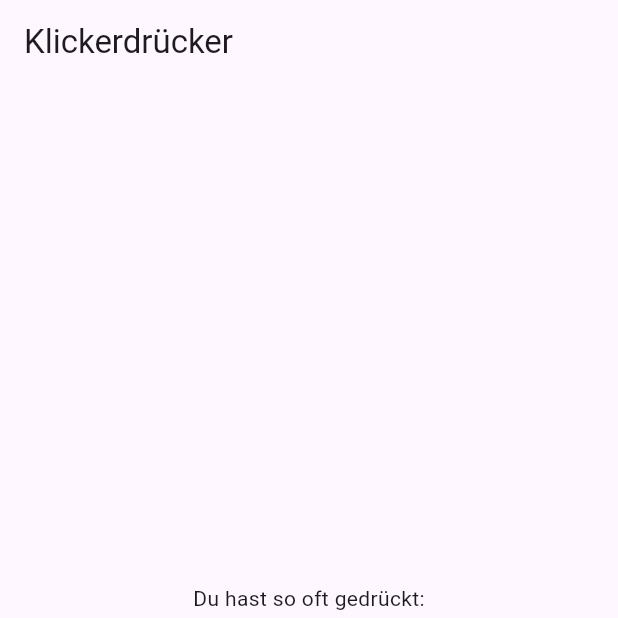
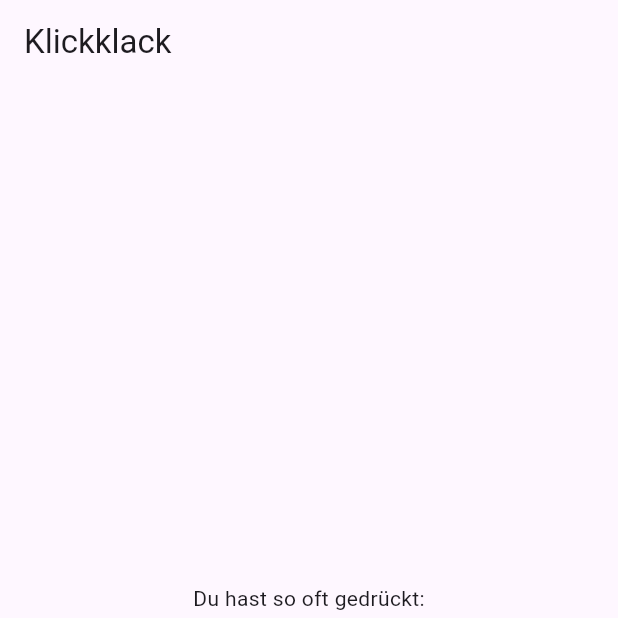
Before and after one commit to edwanh/coffee_card2, a Flutter app: the screen it shows after launch, on a phone screen of 412 x 824 dp, the top half of it. Run offline on Flutter 3.47's test engine with Material 3 defaults, Android fonts, the phone set to English and light mode, and no system bars.

Commit message:
Änderung3

```diff
--- a/lib/main.dart
+++ b/lib/main.dart
@@ -10,7 +10,7 @@ class MyApp extends StatelessWidget {
     return MaterialApp(
       home: Scaffold(
         appBar: AppBar(
-          title: Text('Klickerdrücker'),
+          title: Text('Klickklack'),
         ),
         body: CounterWidget(),
       ),
```
